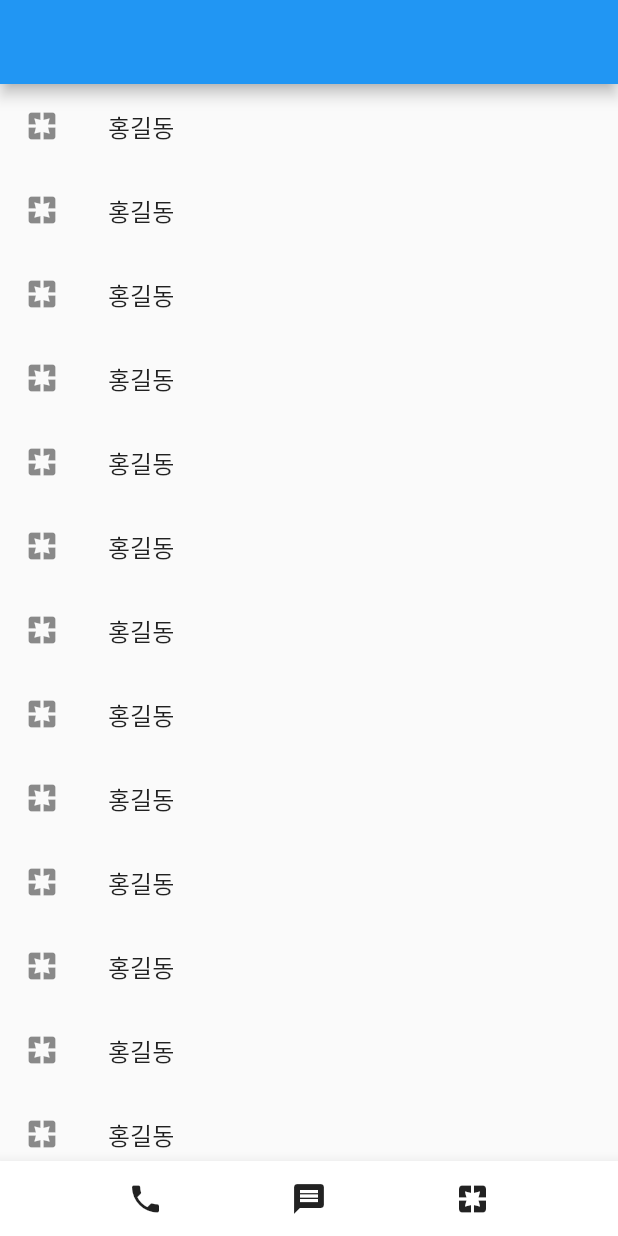
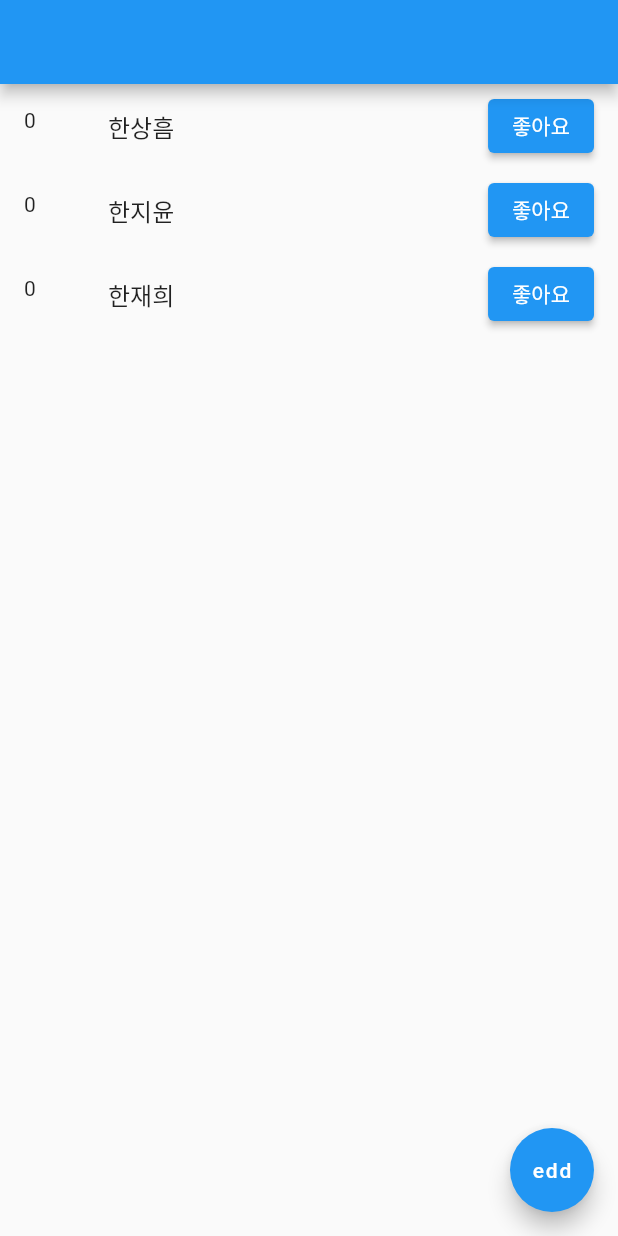
Before and after one commit to jungahsuperb/lucy, a Flutter app: the screen it shows after launch, on a phone screen of 412 x 824 dp. Run offline on Flutter 3.47's test engine with Material 2 defaults, Android fonts, the phone set to English and light mode, and no system bars.

Commit message:
i like it

```diff
--- a/lib/main.dart
+++ b/lib/main.dart
@@ -1,55 +1,42 @@
-import 'dart:html';
-
 import 'package:flutter/material.dart';
 
 void main() {
-  runApp(const MyApp());
+  runApp(MyApp());
 }
 
-class MyApp extends StatelessWidget {
-  const MyApp({Key? key}) : super(key: key);
+class MyApp extends StatefulWidget {
+  MyApp({Key? key}) : super(key: key);
+
+  @override
+  State<MyApp> createState() => _MyAppState();
+}
+
+class _MyAppState extends State<MyApp> {
+  var a = 1;
+  var name = ['한상흠', '한지윤', '한재희'];
+  var like = [0, 0, 0];
 
   @override
   Widget build(BuildContext context) {
     return MaterialApp(
         home: Scaffold(
-          appBar: AppBar(),
-          body: ListView.builder(
-            itemCount: 300,
-            itemBuilder: (c,i){
-              return ListTile(
-                leading: Icon(Icons.pages),
-                title: Text('홍길동'),
-              );
-            },
-
-            ),
-          bottomNavigationBar: Homework()
-
-          ),
-        );
-
+          floatingActionButton: FloatingActionButton(onPressed: (){},
+          child: Text('edd'),),
+            appBar: AppBar(),
+            body: ListView.builder(
+                itemCount: 3,
+                itemBuilder: (context, i) {
+                  return ListTile(
+                      title: Text(name[i]),
+                      leading: Text(like[i].toString()),
+                      trailing: ElevatedButton(
+                        child: Text('좋아요'),
+                        onPressed: () {
+                          setState(() {
+                            like[i]++;
+                          });
+                        },
+                      ));
+                })));
   }
 }
-
-class Homework extends StatelessWidget {
-  const Homework({Key? key}) : super(key: key);
-
-  @override
-  Widget build(BuildContext context) {
-
-    return BottomAppBar(
-      child: Container(
-        height: 50,
-        child: Row(
-          mainAxisAlignment: MainAxisAlignment.spaceEvenly,
-          children: [
-            Icon(Icons.phone),
-            Icon(Icons.message),
-            Icon(Icons.pages)
-          ],
-        ),
-      ),
-    );
-  }
-}
```
